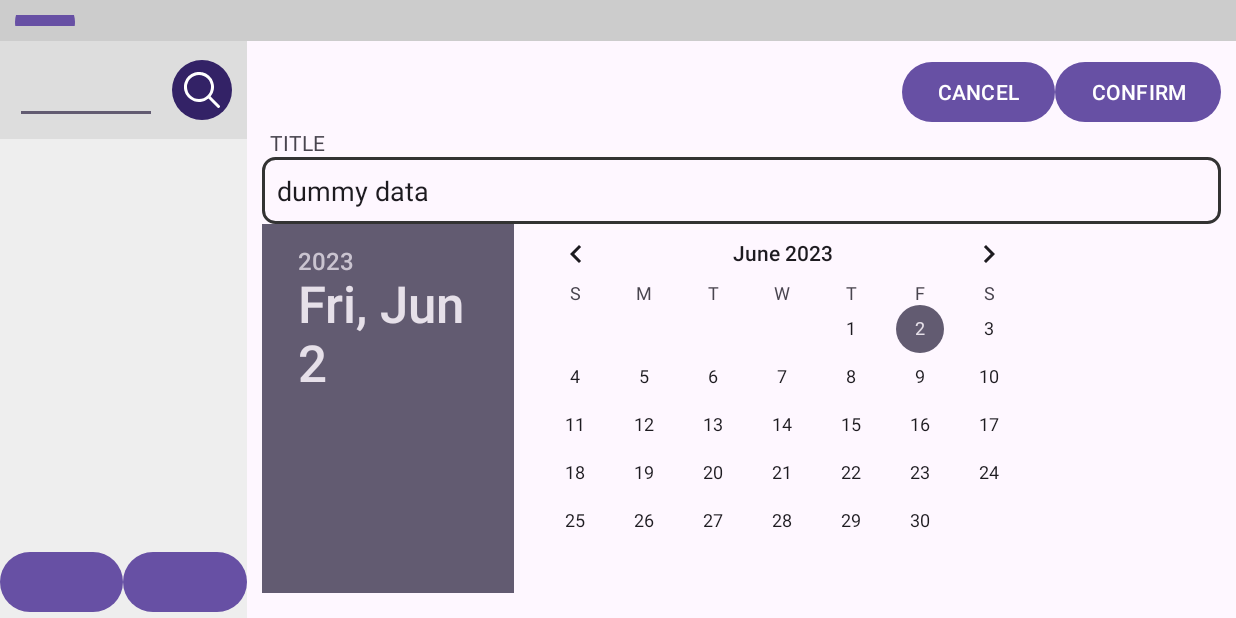
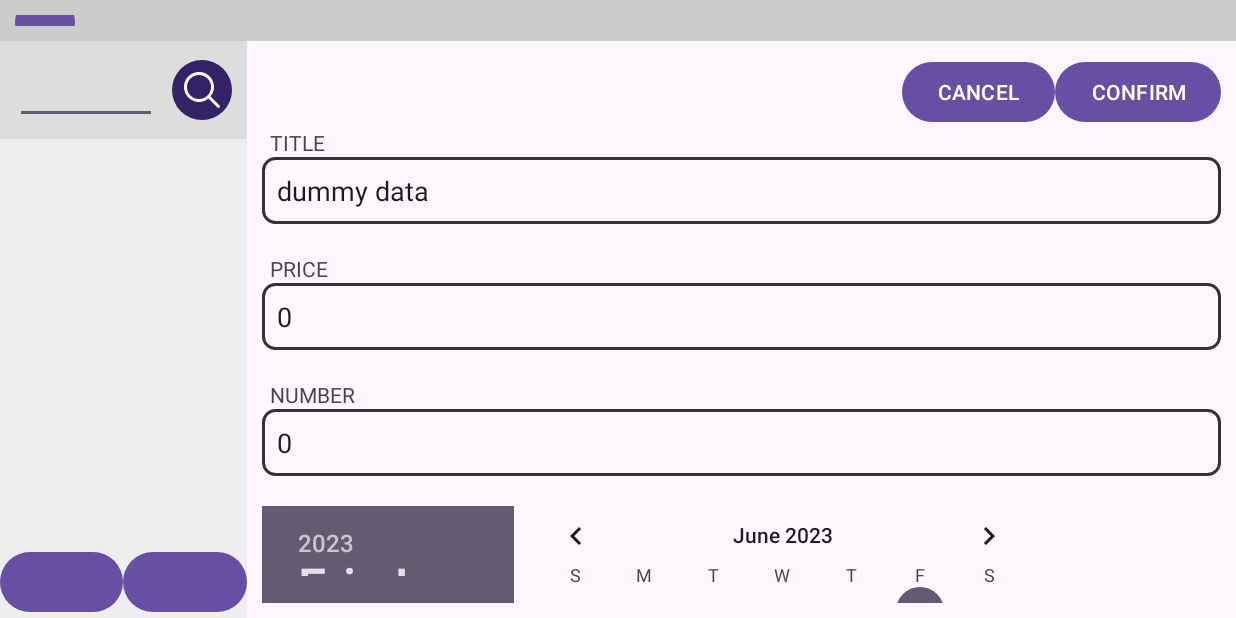
Before and after one commit to namkyu742/BookManager, an Android app: the fragment BookInsertFragment placed in its activity, after a tap on "CONFIRM", on a phone screen of 824 x 412 dp (held sideways). Run offline under Robolectric (Android 15) with nearby library versions, the light colour scheme and no system bars; our stand-ins replace Room's generated code.

Commit message:
recyclerView, roomDB 관련하여 바로 추가안되는 문제 해결

```diff
--- a/app/src/main/java/com/ngjo/bookmanager/Database.kt
+++ b/app/src/main/java/com/ngjo/bookmanager/Database.kt
@@ -12,7 +12,7 @@ object Database {
     fun initDatabase(context: Context) {
         database = Room.databaseBuilder(
             context,
-            AppDatabase::class.java, "test_database-book2"
+            AppDatabase::class.java, "test_database-book1"
         ).build()
     }
 
--- a/app/src/main/java/com/ngjo/bookmanager/fragment/BookInsertFragment.kt
+++ b/app/src/main/java/com/ngjo/bookmanager/fragment/BookInsertFragment.kt
@@ -3,18 +3,19 @@ package com.ngjo.bookmanager.fragment
 import android.content.Context
 import android.os.Build
 import android.os.Bundle
+import android.text.InputType
 import android.util.Log
 import android.view.LayoutInflater
 import android.view.View
 import android.view.ViewGroup
 import androidx.fragment.app.Fragment
-import androidx.fragment.app.viewModels
 import com.ngjo.bookmanager.Database
 import com.ngjo.bookmanager.data.Book
 import com.ngjo.bookmanager.databinding.LayoutBookInsertFragmentBinding
 import kotlinx.coroutines.CoroutineScope
 import kotlinx.coroutines.Dispatchers
 import kotlinx.coroutines.launch
+import kotlinx.coroutines.withContext
 import java.time.LocalDateTime
 
 class BookInsertFragment : Fragment() {
@@ -71,7 +72,15 @@ class BookInsertFragment : Fragment() {
 
         binding.title.setLabelText("TITLE")
         binding.title.setEditText("dummy data")
+        binding.title.setEditTextType(InputType.TYPE_CLASS_TEXT)
 
+        binding.price.setLabelText("PRICE")
+        binding.price.setEditText("0")
+        binding.price.setEditTextType(InputType.TYPE_CLASS_NUMBER)
+
+        binding.number.setLabelText("NUMBER")
+        binding.number.setEditText("0")
+        binding.number.setEditTextType(InputType.TYPE_CLASS_NUMBER)
 
 
         binding.btnCancel.setOnClickListener {
@@ -85,13 +94,18 @@ class BookInsertFragment : Fragment() {
             CoroutineScope(Dispatchers.Default).launch {
                 Database.database.bookDao().insertBook(
                     Book(
-                        title = binding.title.getEditText(),
+                        title = binding.title.getEditTextToString(),
+                        price = binding.price.getEditTextToInt(),
+                        number = binding.number.getEditTextToInt(),
                         date = date
                     )
                 )
+                withContext(Dispatchers.Main) {
+                    closeListener?.onCloseChildFragment()
+                }
             }
 
-            closeListener?.onCloseChildFragment()
+
         }
 
 
--- a/app/src/main/java/com/ngjo/bookmanager/fragment/MainFragment.kt
+++ b/app/src/main/java/com/ngjo/bookmanager/fragment/MainFragment.kt
@@ -1,6 +1,7 @@
 package com.ngjo.bookmanager.fragment
 
 import android.os.Bundle
+import android.util.Log
 import android.view.LayoutInflater
 import android.view.View
 import android.view.ViewGroup
@@ -17,6 +18,7 @@ import com.ngjo.bookmanager.viewmodel.MainViewModel
 import kotlinx.coroutines.CoroutineScope
 import kotlinx.coroutines.Dispatchers
 import kotlinx.coroutines.launch
+import kotlinx.coroutines.withContext
 
 
 class MainFragment: Fragment() {
@@ -69,6 +71,7 @@ class MainFragment: Fragment() {
                                 .remove(childFragment)
                                 .commit()
                         }
+                        refreshBookList()
                     }
                 })
             }
@@ -94,11 +97,15 @@ class MainFragment: Fragment() {
     }
 
     private fun refreshBookList() {
+        Log.d("TOTO", "refresh!")
         CoroutineScope(Dispatchers.Default).launch {
             bookList = Database.database.bookDao().getAll().toMutableList()
             bookAdapter.bookList = bookList
+
+            withContext(Dispatchers.Main) {
+                bookAdapter.notifyDataSetChanged()
+            }
         }
-        bookAdapter.notifyDataSetChanged()
     }
     private fun initDatabase() {
         Database.initDatabase(requireContext())
--- a/app/src/main/java/com/ngjo/bookmanager/view/EditTextWithLabel.kt
+++ b/app/src/main/java/com/ngjo/bookmanager/view/EditTextWithLabel.kt
@@ -25,6 +25,11 @@ class EditTextWithLabel(context: Context, attrs: AttributeSet?) : LinearLayout(c
         textView.text = labelText
     }
 
+    fun setEditTextType(inputType: Int) {
+        editText.inputType = inputType
+    }
+
+
     fun setLabelText(text: String) {
         textView.text = text
     }
@@ -33,7 +38,11 @@ class EditTextWithLabel(context: Context, attrs: AttributeSet?) : LinearLayout(c
         editText.setText(text)
     }
 
-    fun getEditText(): String {
+    fun getEditTextToString(): String {
         return editText.text.toString()
     }
+
+    fun getEditTextToInt(): Int {
+        return editText.text.toString().toInt()
+    }
 }
--- a/app/src/main/res/layout/layout_book_insert_fragment.xml
+++ b/app/src/main/res/layout/layout_book_insert_fragment.xml
@@ -34,8 +34,20 @@
     <com.ngjo.bookmanager.view.EditTextWithLabel
         android:id="@+id/title"
         android:layout_width="match_parent"
-        android:layout_height="wrap_content"/>
+        android:layout_height="wrap_content"
+        android:layout_marginBottom="20dp"/>
 
+    <com.ngjo.bookmanager.view.EditTextWithLabel
+        android:id="@+id/price"
+        android:layout_width="match_parent"
+        android:layout_height="wrap_content"
+        android:layout_marginBottom="20dp"/>
+
+    <com.ngjo.bookmanager.view.EditTextWithLabel
+        android:id="@+id/number"
+        android:layout_width="match_parent"
+        android:layout_height="wrap_content"
+        android:layout_marginBottom="20dp"/>
 
     <DatePicker
         android:id="@+id/date_picker"
```
